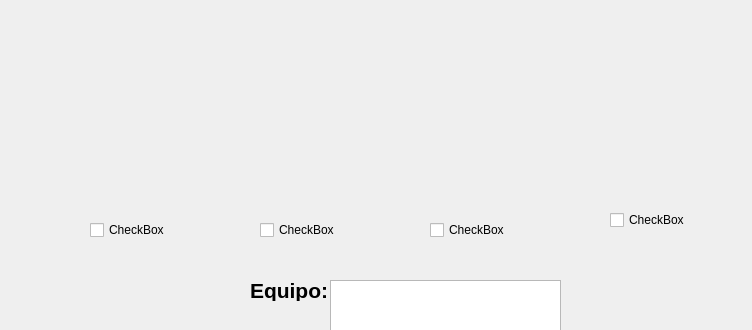
Old version of the form Unidad 2/P2_SeleccionEquipo.ui in the repository ahgarciar/PIP_2024_1; both pictures show x 0 to 752 and y 0 to 330 of the 752 by 482 pixel window.
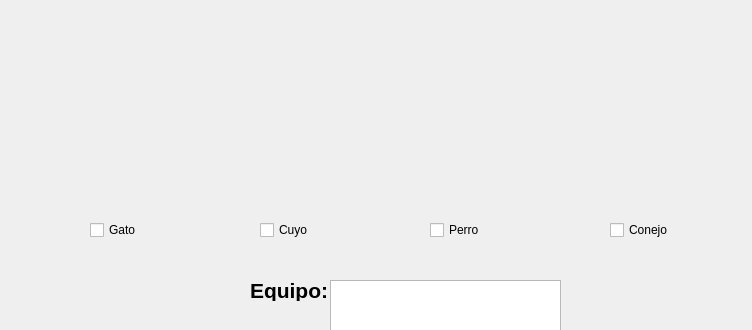
New version of the form. Icons and pictures are not drawn.

```diff
--- a/Unidad 2/P2_SeleccionEquipo.ui
+++ b/Unidad 2/P2_SeleccionEquipo.ui
@@ -119,7 +119,7 @@
      </rect>
     </property>
     <property name="text">
-     <string>CheckBox</string>
+     <string>Gato</string>
     </property>
    </widget>
    <widget class="QCheckBox" name="checkBox_2">
@@ -132,7 +132,7 @@
      </rect>
     </property>
     <property name="text">
-     <string>CheckBox</string>
+     <string>Cuyo</string>
     </property>
    </widget>
    <widget class="QLabel" name="img_persona_2">
@@ -183,27 +183,27 @@
      </rect>
     </property>
     <property name="text">
-     <string>CheckBox</string>
+     <string>Perro</string>
     </property>
    </widget>
    <widget class="QCheckBox" name="checkBox_4">
     <property name="geometry">
      <rect>
       <x>610</x>
-      <y>210</y>
+      <y>220</y>
       <width>85</width>
       <height>20</height>
      </rect>
     </property>
     <property name="text">
-     <string>CheckBox</string>
+     <string>Conejo</string>
     </property>
    </widget>
    <widget class="QLabel" name="img_persona_4">
     <property name="geometry">
      <rect>
       <x>610</x>
-      <y>100</y>
+      <y>110</y>
       <width>101</width>
       <height>111</height>
      </rect>
```
Left out of the diff: 18 changed lines with no effect on the pictures.
